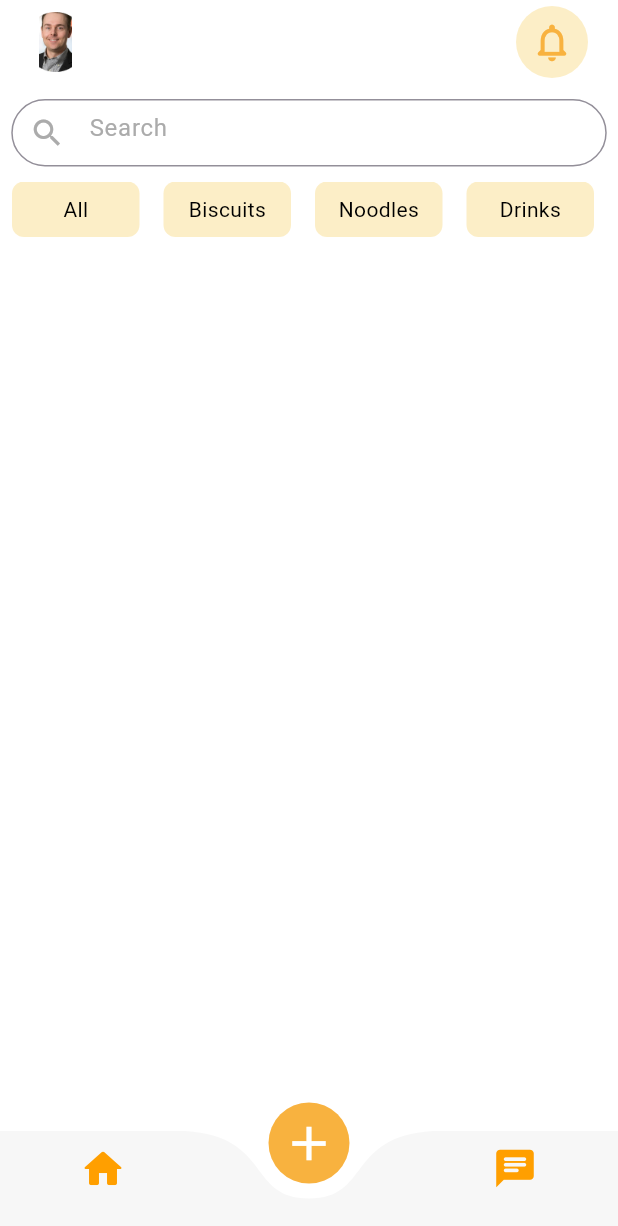
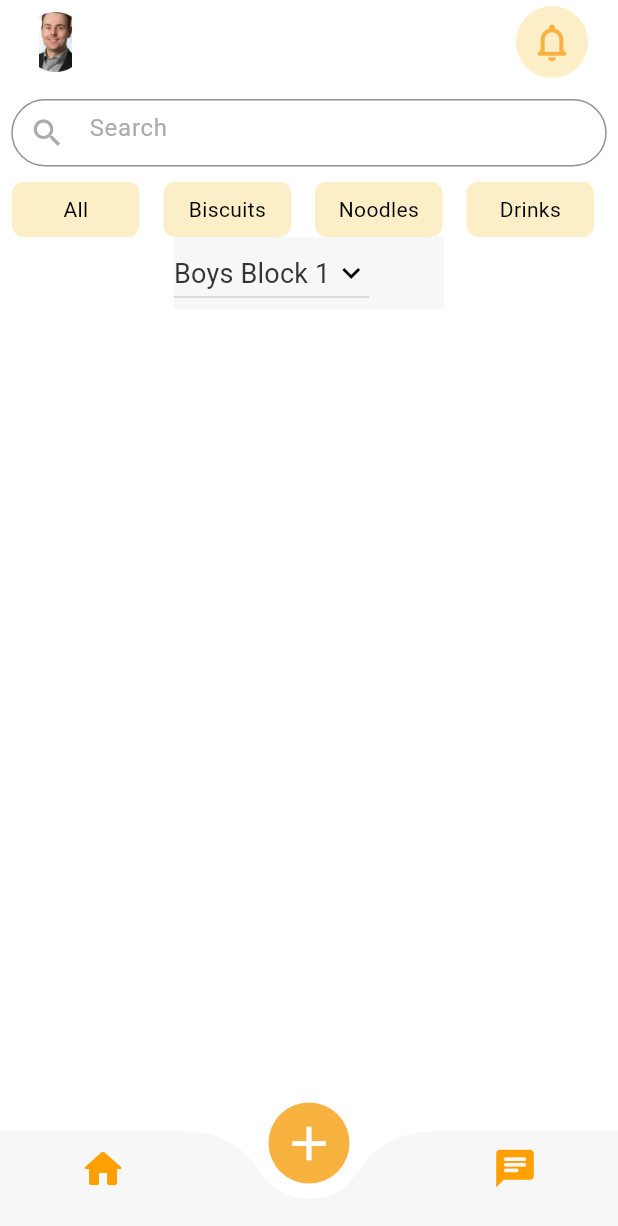
Before and after one commit to ARYANRAJ990/v_cart, a Flutter app: the Feed screen opened directly, on a phone screen of 412 x 824 dp. Shown: the top 1226 px of the screen. Run offline on Flutter 3.47's test engine with Material 3 defaults, Android fonts, the phone set to English and light mode, and no system bars; drawn by our look-alikes of curved_labeled_navigation_bar; our stand-ins replace dropdown_button2, google_fonts, pinput, timer_count_down; missing offline and left inert: show_hide_password.

Commit message:
dropdownbutton

```diff
--- a/lib/createAccount.dart
+++ b/lib/createAccount.dart
@@ -76,7 +76,7 @@ class _createAccountState extends State<createAccount> {
             Center(
               child: Countdown(
                 seconds: 60,
-                interval: const Duration(milliseconds: 100),
+                interval:  Duration(milliseconds: 100),
                 onFinished: () {
                   print('Timer is done!');
                 },
@@ -84,7 +84,7 @@ class _createAccountState extends State<createAccount> {
                   // Create a Text widget with the desired style
                   return Text(
                     time.toString(),
-                    style: const TextStyle(color: Colors.black, fontSize: 20.67,
+                    style: TextStyle(color: Colors.black, fontSize: 20.67,
                         fontWeight: FontWeight.normal),
                   );
                 },
--- a/lib/feed.dart
+++ b/lib/feed.dart
@@ -12,6 +12,17 @@ class Feed extends StatefulWidget {
 }
 
 class _FeedState extends State<Feed> {
+  String SelectedBlock= "Boys Block 1";
+  List<String> filter=[
+    "Boys Block 1",
+    "Boys Block 2",
+    "Boys Block 3",
+    "Boys Block 4",
+    "Boys Block 5",
+    "Boys Block 6",
+    "Girls Block 1",
+    "Girls Blolck 2",
+  ];
   int Index=1;
   Color button1 = Color(0xFFFF9F00);
   Color button2 = Colors.white;
@@ -115,8 +126,33 @@ class _FeedState extends State<Feed> {
               itemBuilder: (BuildContext context, int count)=>buildBody(context, count),
             ),
           ),
+          Container(
+            padding: EdgeInsets.only(right: 50),
+            decoration: BoxDecoration(
+              color: Color(0xFFF7F7F7),
+              shape: BoxShape.rectangle,
+            ),
+            child: DropdownButton(
+              value: SelectedBlock,
+              icon: const Icon(Icons.keyboard_arrow_down,
+              color: Colors.black),
+              borderRadius: BorderRadius.circular(7),
+              iconEnabledColor: Color(0xFFF7F7F7),
+              dropdownColor:Color(0xFFF7F7F7),
+              items: filter.map((String filter) {
+                return DropdownMenuItem(
+                  value: filter,
+                  child: Text(filter,style: TextStyle(color: Color(0xFF343434),fontSize: 18,fontWeight: FontWeight.normal),),
+                );
+              }).toList(),
+              onChanged: (String? newValue) {
+                setState(() {
+                  SelectedBlock = newValue!;
+                });
+              },
+            ),
+          ),
         ],
-
             ),
       ),
       bottomNavigationBar: CurvedNavigationBar(
```
